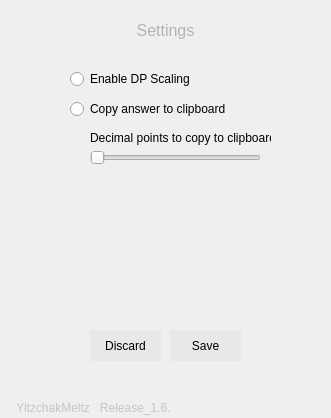
Above: ui/SettingsWindow.ui from YitzchakMeltz/DesktopCalculator before the change. Below: the same form after it.
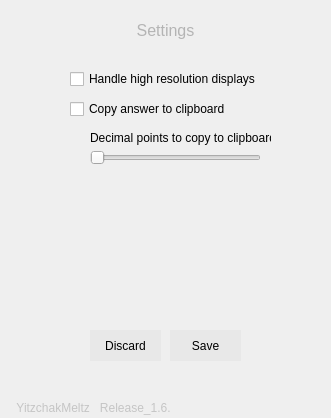
That is the form after the change. Custom widgets are drawn as their Qt base class.

What changed in the file:
```diff
--- a/ui/SettingsWindow.ui
+++ b/ui/SettingsWindow.ui
@@ -74,32 +74,6 @@
      <set>Qt::AlignLeading|Qt::AlignLeft|Qt::AlignVCenter</set>
     </property>
    </widget>
-   <widget class="QRadioButton" name="radioButton">
-    <property name="geometry">
-     <rect>
-      <x>70</x>
-      <y>70</y>
-      <width>131</width>
-      <height>18</height>
-     </rect>
-    </property>
-    <property name="text">
-     <string>Enable DP Scaling</string>
-    </property>
-   </widget>
-   <widget class="QRadioButton" name="radioButton_2">
-    <property name="geometry">
-     <rect>
-      <x>70</x>
-      <y>100</y>
-      <width>171</width>
-      <height>18</height>
-     </rect>
-    </property>
-    <property name="text">
-     <string>Copy answer to clipboard</string>
-    </property>
-   </widget>
    <widget class="QLabel" name="label">
     <property name="geometry">
      <rect>
@@ -186,6 +160,32 @@
      <bool>true</bool>
     </property>
    </widget>
+   <widget class="QCheckBox" name="scaling_checkbox">
+    <property name="geometry">
+     <rect>
+      <x>70</x>
+      <y>70</y>
+      <width>191</width>
+      <height>18</height>
+     </rect>
+    </property>
+    <property name="text">
+     <string>Handle high resolution displays</string>
+    </property>
+   </widget>
+   <widget class="QCheckBox" name="clipboard_checkbox">
+    <property name="geometry">
+     <rect>
+      <x>70</x>
+      <y>100</y>
+      <width>171</width>
+      <height>18</height>
+     </rect>
+    </property>
+    <property name="text">
+     <string>Copy answer to clipboard</string>
+    </property>
+   </widget>
   </widget>
   <widget class="QMenuBar" name="menubar">
    <property name="geometry">
```
